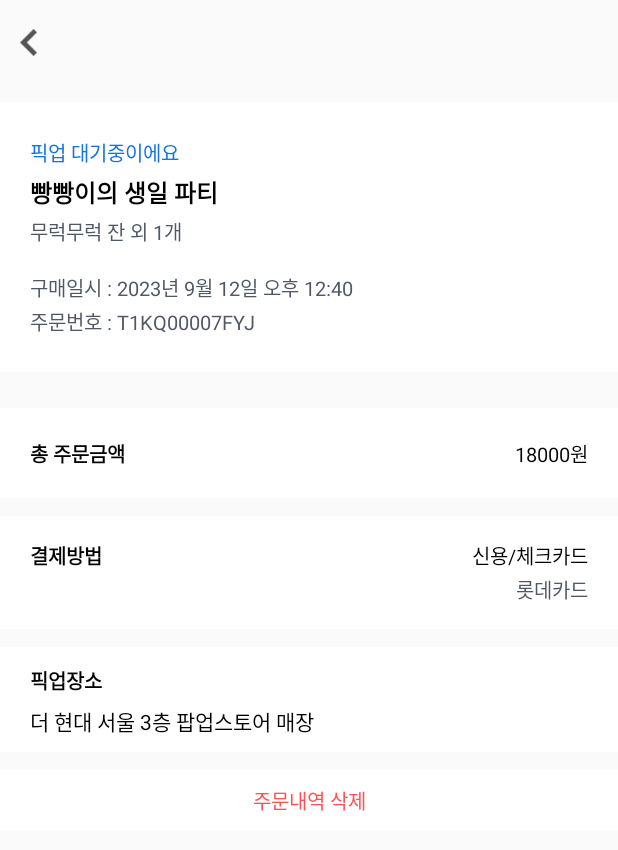
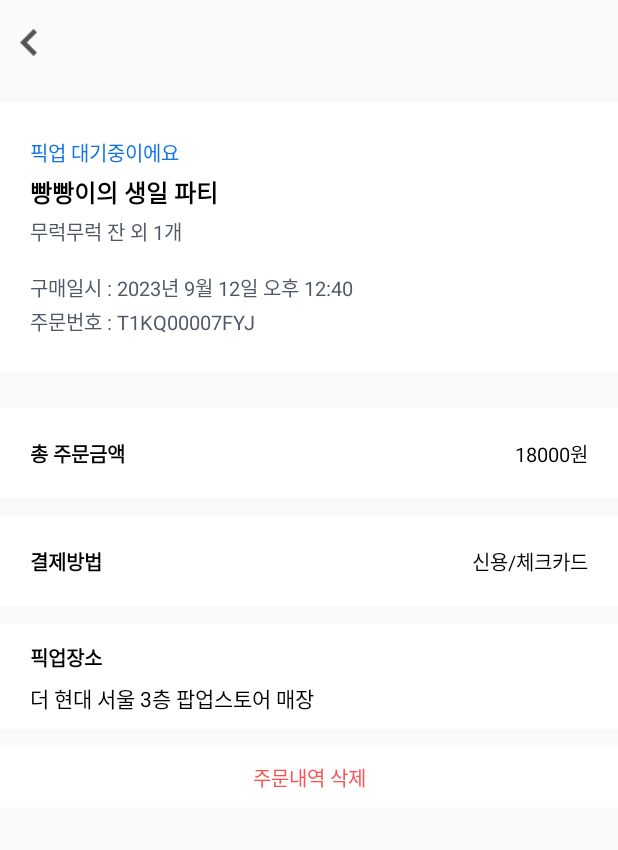
Before and after one commit to bone-stew/popmate-client, an Android app: the layout fragment_my_page_purchase_detail.xml on its own in the app's theme, with its tools: preview values and no code run, on a phone screen of 412 x 824 dp. Shown: the top 850 px of the screen. Run offline under Robolectric (Android 15) with nearby library versions, the phone set to English and light mode, and no system bars.

Commit message:
feat : 주문 페이지 수정 및 디자인 수정 (#49)
* feat : 로그인 디자인 수정

* feat : 마이페이지 주문내역 완료

* feat : 디자인 수정

```diff
--- /dev/null
+++ b/app/src/main/java/com/example/popmate/model/data/remote/user/OrderListItemsResponse.kt
@@ -0,0 +1,6 @@
+package com.example.popmate.model.data.remote.user
+
+
+data class OrderListItemsResponse(
+    val orderListItemResponses: List<Orders>
+)
--- a/app/src/main/java/com/example/popmate/model/repository/ApiClient.kt
+++ b/app/src/main/java/com/example/popmate/model/repository/ApiClient.kt
@@ -8,14 +8,15 @@ import com.example.popmate.model.repository.service.popupStore.StoreApiService
 import com.example.popmate.model.repository.service.reservation.ReservationApiService
 import retrofit2.Retrofit
 import retrofit2.converter.gson.GsonConverterFactory
-import retrofit2.create
-import java.io.IOException
 
 
 object ApiClient {
 //
 //    private var jwtToken: String? = null
 //
+
+// private const val BASE_URL = "http://15.164.48.244:8080/api/v1/"
+// private const val BASE_URL = "http://10.0.2.2:8080/api/v1/"
     private const val BASE_URL = "https://popmate.xyz/api/v1/"
 //
 //    private val retrofit: Retrofit by lazy {
--- a/app/src/main/java/com/example/popmate/view/activities/MainActivity.kt
+++ b/app/src/main/java/com/example/popmate/view/activities/MainActivity.kt
@@ -1,18 +1,15 @@
 package com.example.popmate.view.activities
 
 import android.os.Bundle
-import androidx.appcompat.app.AppCompatActivity
 import androidx.fragment.app.Fragment
 import com.example.popmate.R
 import com.example.popmate.config.BaseActivity
 import com.example.popmate.databinding.ActivityMainBinding
 import com.example.popmate.view.activities.user.MyPageLogoutActivity
 import com.example.popmate.view.fragments.popupstore.HomeFragment
-//import com.example.popmate.view.fragments.MyPageFragment
 import com.example.popmate.view.fragments.popupstore.PopupStoreFragment
 import com.example.popmate.view.fragments.user.MyPageLogoutFragment
 import com.google.android.material.bottomnavigation.BottomNavigationView
-import kakao.k.r
 import java.util.Stack
 
 class MainActivity : BaseActivity<ActivityMainBinding>(R.layout.activity_main) {
--- a/app/src/main/java/com/example/popmate/view/activities/order/OrderPaymentActivity.kt
+++ b/app/src/main/java/com/example/popmate/view/activities/order/OrderPaymentActivity.kt
@@ -148,7 +148,7 @@ class OrderPaymentActivity : AppCompatActivity() {
     }
 
     private fun ordercomplete(payment: Payment) {
-        val call : Call<ApiResponse<OrderResponse>> = ApiClient.orderService.orderItems(data)
+        val call : Call<ApiResponse<OrderResponse>> = ApiClient.orderService.orderItems(data, payment.orderId, payment.receipt.url, payment.card.cardType, payment.easyPay, payment.method)
         call.enqueue(object : Callback<ApiResponse<OrderResponse>>{
             override fun onResponse(
                 call: Call<ApiResponse<OrderResponse>>,
--- a/app/src/main/res/layout/fragment_my_page_purchase.xml
+++ b/app/src/main/res/layout/fragment_my_page_purchase.xml
@@ -8,6 +8,9 @@
         <variable
             name="titleText"
             type="String" />
+        <variable
+            name="orderlistitem"
+            type="com.example.popmate.model.data.remote.user.OrderListItemsResponse" />
     </data>
 
     <androidx.constraintlayout.widget.ConstraintLayout
--- a/app/src/main/res/layout/fragment_my_page_purchase_detail.xml
+++ b/app/src/main/res/layout/fragment_my_page_purchase_detail.xml
@@ -43,7 +43,7 @@
                     android:layout_marginTop="23dp"
                     android:text="픽업 대기중이에요"
                     android:textColor="@color/blue"
-                    android:textSize="13dp"
+                    android:textSize="13sp"
                     app:layout_constraintStart_toStartOf="parent"
                     app:layout_constraintTop_toTopOf="parent" />
 
@@ -55,7 +55,7 @@
                     android:layout_marginTop="4dp"
                     android:text="빵빵이의 생일 파티"
                     android:textColor="@color/black"
-                    android:textSize="16dp"
+                    android:textSize="16sp"
                     android:textStyle="bold"
                     app:layout_constraintStart_toStartOf="parent"
                     app:layout_constraintTop_toBottomOf="@+id/txt_fragment_my_page_purchase_detail_pickup" />
@@ -68,7 +68,7 @@
                     android:layout_marginTop="4dp"
                     android:text="무럭무럭 잔 외 1개"
                     android:textColor="@color/tx_gray"
-                    android:textSize="13dp"
+                    android:textSize="13sp"
                     app:layout_constraintStart_toStartOf="parent"
                     app:layout_constraintTop_toBottomOf="@+id/txt_fragment_my_page_purchase_detail_store_name" />
 
@@ -80,19 +80,19 @@
                     android:layout_marginBottom="2dp"
                     android:text="구매일시 : 2023년 9월 12일 오후 12:40"
                     android:textColor="@color/tx_gray"
-                    android:textSize="13dp"
-                    app:layout_constraintBottom_toTopOf="@+id/txt_fragment_my_page_purchase_detail_order_numberrr"
+                    android:textSize="13sp"
+                    app:layout_constraintBottom_toTopOf="@+id/txt_fragment_my_page_purchase_detail_order_number"
                     app:layout_constraintStart_toStartOf="parent" />
 
                 <TextView
-                    android:id="@+id/txt_fragment_my_page_purchase_detail_order_numberrr"
+                    android:id="@+id/txt_fragment_my_page_purchase_detail_order_number"
                     android:layout_width="wrap_content"
                     android:layout_height="wrap_content"
                     android:layout_marginStart="20dp"
                     android:layout_marginBottom="23dp"
                     android:text="주문번호 : T1KQ00007FYJ"
                     android:textColor="@color/tx_gray"
-                    android:textSize="13dp"
+                    android:textSize="13sp"
                     app:layout_constraintBottom_toBottomOf="parent"
                     app:layout_constraintStart_toStartOf="parent" />
             </androidx.constraintlayout.widget.ConstraintLayout>
@@ -124,7 +124,7 @@
                     android:layout_marginStart="20dp"
                     android:text="총 주문금액"
                     android:textColor="@color/black"
-                    android:textSize="13dp"
+                    android:textSize="13sp"
                     android:textStyle="bold"
                     app:layout_constraintBottom_toBottomOf="parent"
                     app:layout_constraintStart_toStartOf="parent"
@@ -137,7 +137,7 @@
                     android:layout_marginEnd="20dp"
                     android:text="18000원"
                     android:textColor="@color/black"
-                    android:textSize="13dp"
+                    android:textSize="13sp"
                     app:layout_constraintBottom_toBottomOf="parent"
                     app:layout_constraintEnd_toEndOf="parent"
                     app:layout_constraintTop_toTopOf="parent" />
@@ -146,7 +146,7 @@
             <androidx.constraintlayout.widget.ConstraintLayout
                 android:id="@+id/layout_my_page_purchase_detail_third"
                 android:layout_width="match_parent"
-                android:layout_height="75dp"
+                android:layout_height="60dp"
                 android:layout_marginTop="12dp"
                 android:background="@color/white"
                 app:layout_constraintEnd_toEndOf="parent"
@@ -158,11 +158,11 @@
                     android:layout_width="wrap_content"
                     android:layout_height="wrap_content"
                     android:layout_marginStart="20dp"
-                    android:layout_marginTop="16dp"
                     android:text="결제방법"
                     android:textColor="@color/black"
-                    android:textSize="13dp"
+                    android:textSize="13sp"
                     android:textStyle="bold"
+                    app:layout_constraintBottom_toBottomOf="parent"
                     app:layout_constraintStart_toStartOf="parent"
                     app:layout_constraintTop_toTopOf="parent" />
 
@@ -170,25 +170,14 @@
                     android:id="@+id/txt_fragment_my_page_purchase_detail_payment"
                     android:layout_width="wrap_content"
                     android:layout_height="wrap_content"
-                    android:layout_marginTop="16dp"
                     android:layout_marginEnd="20dp"
                     android:text="신용/체크카드"
                     android:textColor="@color/black"
-                    android:textSize="13dp"
+                    android:textSize="13sp"
+                    app:layout_constraintBottom_toBottomOf="parent"
                     app:layout_constraintEnd_toEndOf="parent"
                     app:layout_constraintTop_toTopOf="parent" />
 
-                <TextView
-                    android:id="@+id/txt_fragment_my_page_purchase_detail_card"
-                    android:layout_width="wrap_content"
-                    android:layout_height="wrap_content"
-                    android:layout_marginEnd="20dp"
-                    android:layout_marginBottom="16dp"
-                    android:text="롯데카드"
-                    android:textColor="@color/tx_gray"
-                    android:textSize="13dp"
-                    app:layout_constraintBottom_toBottomOf="parent"
-                    app:layout_constraintEnd_toEndOf="parent" />
             </androidx.constraintlayout.widget.ConstraintLayout>
 
             <androidx.constraintlayout.widget.ConstraintLayout
@@ -210,7 +199,7 @@
                     android:layout_marginTop="12dp"
                     android:text="픽업장소"
                     android:textColor="@color/black"
-                    android:textSize="13dp"
+                    android:textSize="13sp"
                     android:textStyle="bold"
                     app:layout_constraintStart_toStartOf="parent"
                     app:layout_constraintTop_toTopOf="parent" />
@@ -245,7 +234,7 @@
                     android:background="@color/white"
                     android:text="주문내역 삭제"
                     android:textColor="@color/red"
-                    android:textSize="13dp"
+                    android:textSize="13sp"
                     app:layout_constraintBottom_toBottomOf="parent"
                     app:layout_constraintEnd_toEndOf="parent"
                     app:layout_constraintStart_toStartOf="parent"
```
Also changed, not shown: app/src/main/AndroidManifest.xml (+7 -1 lines), app/src/main/java/com/example/popmate/model/data/remote/user/OrderListItem.kt (added, +12 -0 lines), app/src/main/java/com/example/popmate/model/data/remote/user/Orders.kt (added, +20 -0 lines), app/src/main/java/com/example/popmate/model/repository/service/order/OrderApiService.kt (+10 -1 lines), app/src/main/java/com/example/popmate/view/adapters/user/MyPageOrderAdapter.kt (+40 -8 lines), app/src/main/java/com/example/popmate/view/adapters/user/MyPageOrderDetailAdapter.kt (+6 -5 lines), app/src/main/java/com/example/popmate/view/fragments/user/MyPagePurchaseDetailFragment.kt (+30 -1 lines), app/src/main/java/com/example/popmate/view/fragments/user/MyPagePurchaseFragment.kt (+9 -15 lines), app/src/main/java/com/example/popmate/viewmodel/user/OrderListViewModel.kt (added, +43 -0 lines), app/src/main/res/layout/activity_login.xml (+9 -12 lines), app/src/main/res/layout/list_mypage_purchase_detail_item.xml (+5 -5 lines), app/src/main/res/layout/list_mypage_purchase_item.xml (+35 -89 lines).
